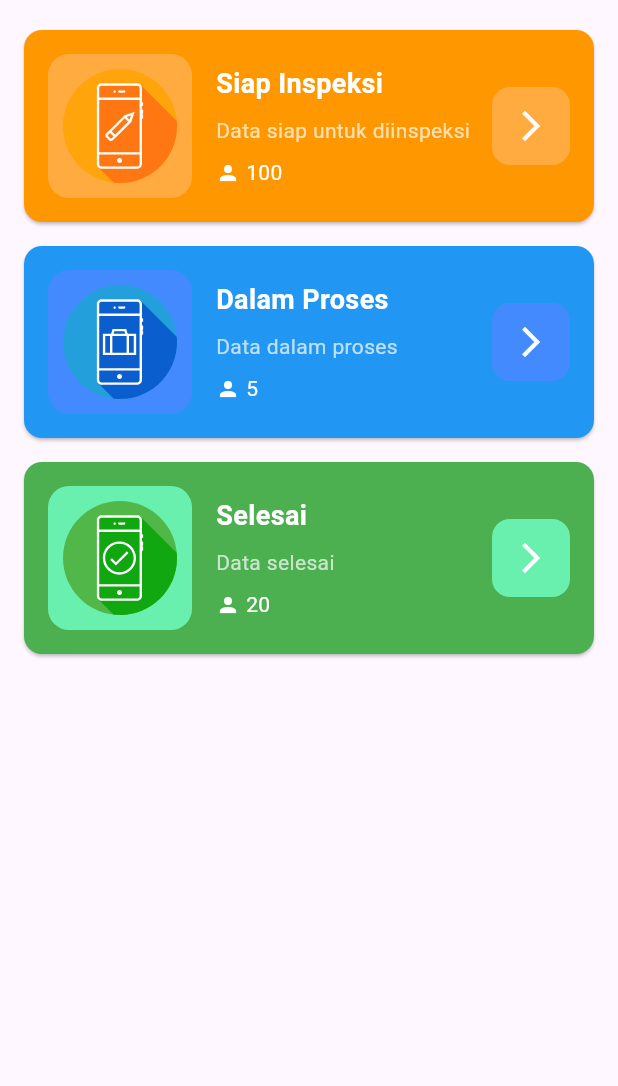
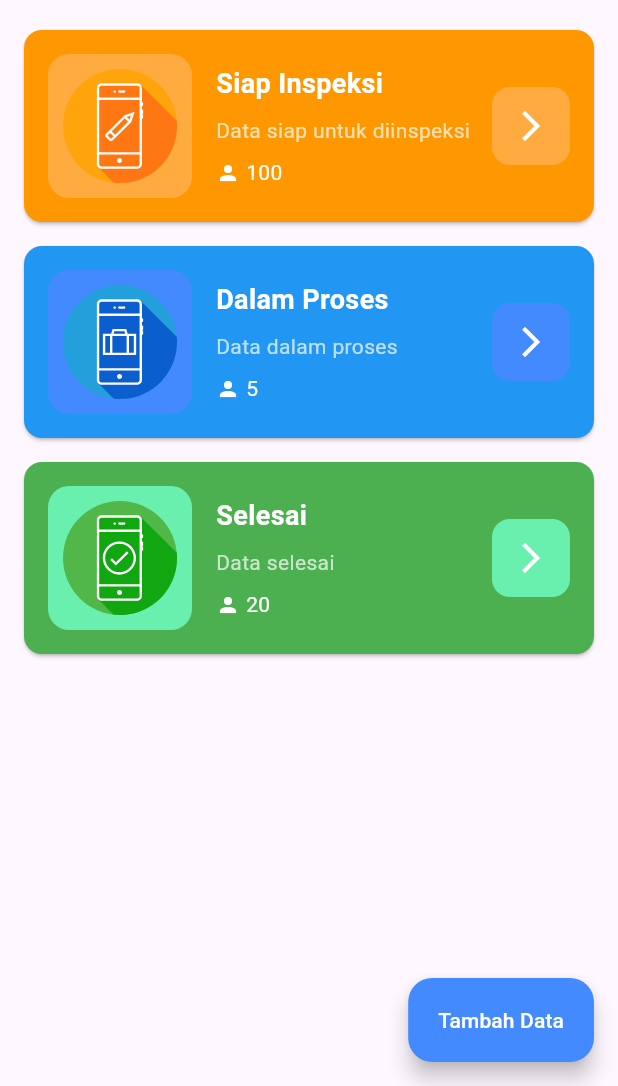
Before and after one commit to amiqyolo/gitss, a Flutter app: the HomeView screen opened by its route, on a phone screen of 412 x 824 dp, the part 150-1236 px from its top. Run offline on Flutter 3.47's test engine with Material 3 defaults, Android fonts, the phone set to English and light mode, and no system bars; our stand-ins replace flutter_svg, get.

```diff
--- a/lib/app/modules/home/views/home_view.dart
+++ b/lib/app/modules/home/views/home_view.dart
@@ -69,7 +69,8 @@ class HomeView extends GetView<HomeController> {
           ),
         ),
       ),
-      body: Obx(() {
+      body: Obx(
+        () {
           final menus = controller.homeMenus;
           if (menus.isEmpty) {
             return const Center(
@@ -141,7 +142,8 @@ class HomeView extends GetView<HomeController> {
                       InkWell(
                         borderRadius: BorderRadius.circular(12.0),
                         onTap: () {
-                        Get.toNamed(Routes.INSPECTION_RESULT, arguments: menus[index]);
+                          Get.toNamed(Routes.INSPECTION_RESULT,
+                              arguments: menus[index]);
                         },
                         child: Ink(
                           padding: EdgeInsets.all(14.0),
@@ -162,7 +164,18 @@ class HomeView extends GetView<HomeController> {
             },
             itemCount: menus.length,
           );
-      }),
+        },
+      ),
+      floatingActionButton: FloatingActionButton.extended(
+        backgroundColor: Colors.blueAccent,
+        onPressed: () {
+          Get.toNamed(Routes.INPUT_INSPECTION);
+        },
+        label: Text('Tambah Data', style: TextStyle(
+          fontSize: 14.0,
+          color: Colors.white,
+        ),),
+      ),
     );
   }
 }
--- a/lib/app/modules/input_inspection/controllers/input_inspection_controller.dart
+++ b/lib/app/modules/input_inspection/controllers/input_inspection_controller.dart
@@ -5,6 +5,7 @@ import 'package:flutter/material.dart';
 import 'package:flutter/material.dart';
 import 'package:flutter/material.dart';
 import 'package:get/get.dart';
+import 'package:gitss/app/routes/app_pages.dart';
 
 import '../../../models/inspection/user_info.dart';
 
@@ -46,7 +47,8 @@ class InputInspectionController extends GetxController {
 
     // Simulasi request server
     await Future.delayed(const Duration(seconds: 2));
-    Get.snackbar("Success", "Data berhasil diupdate!");
+    // Get.snackbar("Success", "Data berhasil diupdate!");
+    Get.toNamed(Routes.MENUS_INSPECTION);
   }
 
   String generateUserId(UserInfo userInfo) {
```
Lines whose indentation alone changed are shown as unchanged.
